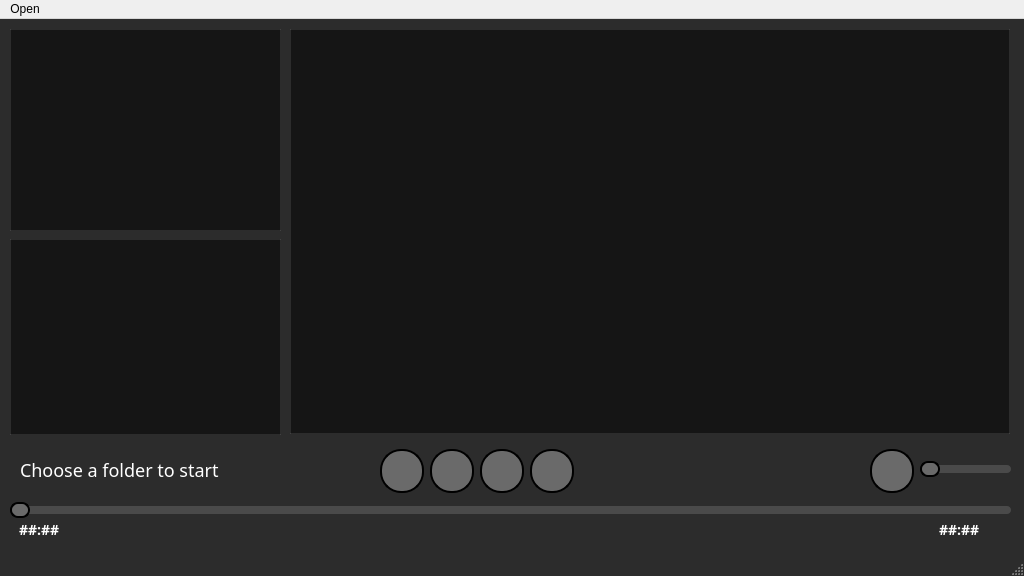
The window that music-player-qt/mainwindow.ui (juangonzalez22/music-player-qt) describes before a commit, drawn with Qt 5.
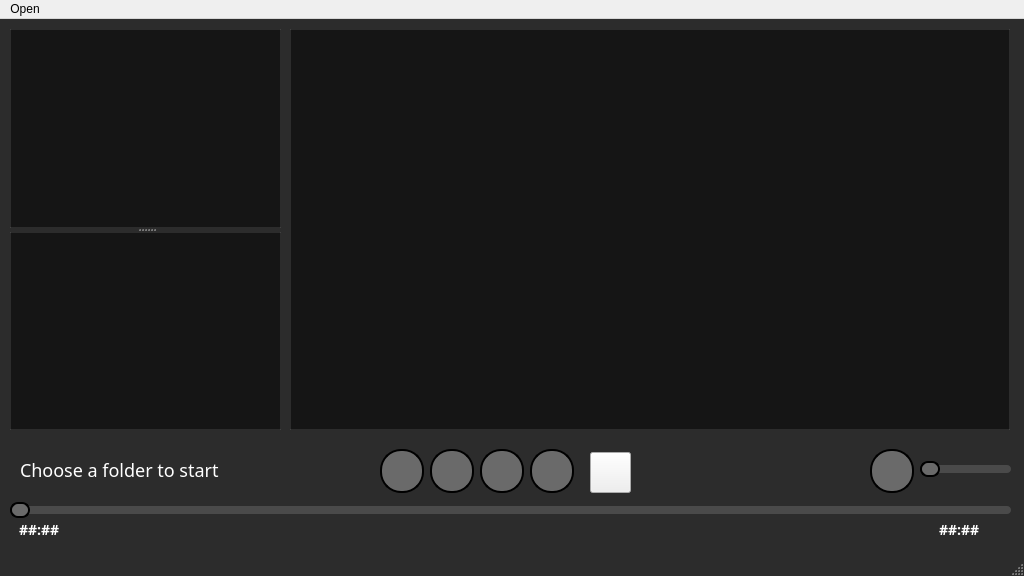
The same window after the commit.

Commit message:
Botón PlaybackMode
Se añadió un botón que permite modificar la manera en la que se reproduce la playlist.

The edit to the form file:
```diff
--- a/music-player-qt/mainwindow.ui
+++ b/music-player-qt/mainwindow.ui
@@ -441,15 +441,89 @@
      <string/>
     </property>
    </widget>
+   <widget class="QGroupBox" name="groupBox">
+    <property name="geometry">
+     <rect>
+      <x>290</x>
+      <y>10</y>
+      <width>720</width>
+      <height>401</height>
+     </rect>
+    </property>
+    <property name="styleSheet">
+     <string notr="true">QGroupBox {
+    background-color: rgba(20, 20, 20, 0.95);   /* Fondo oscuro */
+    border: 1px solid rgba(255, 255, 255, 0.1); /* Borde sutil */
+    padding: 10px;                              /* Espaciado interno del grupo */
+    color: #D0D0D0;                            /* Color del texto */
+}
+
+QGroupBox::title {
+    background-color: transparent;              /* Fondo transparente para el título */
+    color: #D0D0D0;                            /* Color del texto del título */
+    padding: 5px;                              /* Espaciado del título */
+}
+
+QGroupBox::indicator {
+    background-color: rgba(35, 35, 35, 0.8);    /* Fondo de los indicadores (como checkboxes o radio buttons) */
+    border: 1px solid rgba(255, 255, 255, 0.08); /* Borde sutil para los indicadores */
+    padding: 4px;                              /* Espaciado interno para indicadores */
+}
+
+QGroupBox::indicator:checked {
+    background-color: rgba(100, 149, 237, 0.4); /* Fondo al estar chequeado (ej. checkbox) */
+    border: 1px solid rgba(255, 255, 255, 0.1); /* Borde más marcado para el estado chequeado */
+}
+</string>
+    </property>
+    <property name="title">
+     <string/>
+    </property>
+   </widget>
+   <widget class="QPushButton" name="btnPlaybackMode">
+    <property name="geometry">
+     <rect>
+      <x>590</x>
+      <y>433</y>
+      <width>41</width>
+      <height>41</height>
+     </rect>
+    </property>
+    <property name="styleSheet">
+     <string notr="true">PushButton {
+    border-radius: 21px;  /* Hace que los bordes del botón sean redondeados */
+    min-width: 40px;      /* Establece el ancho mínimo del botón */
+    max-width: 40px;      /* Establece el ancho máximo del botón */
+    min-height: 40px;     /* Establece la altura mínima del botón */
+    max-height: 40px;     /* Establece la altura máxima del botón */
+    border: 2px solid black;  /* Crea un borde sólido negro de 2 píxeles */
+    background-color: #6A6A6A;  /* Establece el color de fondo a #6A6A6A */
+}
+
+QPushButton:pressed {
+    background-color: #555555;  /* Color ligeramente más oscuro cuando se presiona */
+}
+QPushButton:hover {
+    background-color: #C0C0C0; /* Color cuando se pasa el mouse */
+}</string>
+    </property>
+    <property name="text">
+     <string/>
+    </property>
+   </widget>
+   <widget class="QSplitter" name="splitter">
+    <property name="geometry">
+     <rect>
+      <x>10</x>
+      <y>10</y>
+      <width>271</width>
+      <height>401</height>
+     </rect>
+    </property>
+    <property name="orientation">
+     <enum>Qt::Orientation::Vertical</enum>
+    </property>
    <widget class="QTreeView" name="treeView">
-    <property name="geometry">
-     <rect>
-      <x>10</x>
-      <y>10</y>
-      <width>271</width>
-      <height>202</height>
-     </rect>
-    </property>
     <property name="font">
      <font>
       <family>Microsoft JhengHei UI Light</family>
@@ -507,14 +581,6 @@
     </property>
    </widget>
    <widget class="QListWidget" name="playlistWidget">
-    <property name="geometry">
-     <rect>
-      <x>10</x>
-      <y>220</y>
-      <width>271</width>
-      <height>196</height>
-     </rect>
-    </property>
     <property name="font">
      <font>
       <family>Microsoft JhengHei UI</family>
@@ -548,44 +614,6 @@
 </string>
     </property>
    </widget>
-   <widget class="QGroupBox" name="groupBox">
-    <property name="geometry">
-     <rect>
-      <x>290</x>
-      <y>10</y>
-      <width>720</width>
-      <height>405</height>
-     </rect>
-    </property>
-    <property name="styleSheet">
-     <string notr="true">QGroupBox {
-    background-color: rgba(20, 20, 20, 0.95);   /* Fondo oscuro */
-    border: 1px solid rgba(255, 255, 255, 0.1); /* Borde sutil */
-    padding: 10px;                              /* Espaciado interno del grupo */
-    color: #D0D0D0;                            /* Color del texto */
-}
-
-QGroupBox::title {
-    background-color: transparent;              /* Fondo transparente para el título */
-    color: #D0D0D0;                            /* Color del texto del título */
-    padding: 5px;                              /* Espaciado del título */
-}
-
-QGroupBox::indicator {
-    background-color: rgba(35, 35, 35, 0.8);    /* Fondo de los indicadores (como checkboxes o radio buttons) */
-    border: 1px solid rgba(255, 255, 255, 0.08); /* Borde sutil para los indicadores */
-    padding: 4px;                              /* Espaciado interno para indicadores */
-}
-
-QGroupBox::indicator:checked {
-    background-color: rgba(100, 149, 237, 0.4); /* Fondo al estar chequeado (ej. checkbox) */
-    border: 1px solid rgba(255, 255, 255, 0.1); /* Borde más marcado para el estado chequeado */
-}
-</string>
-    </property>
-    <property name="title">
-     <string/>
-    </property>
    </widget>
   </widget>
   <widget class="QMenuBar" name="menubar">
```
Left out of the diff: 2 changed lines with no effect on the pictures. Lines whose indentation alone changed are shown as unchanged. The commit also changes 4 other files.
